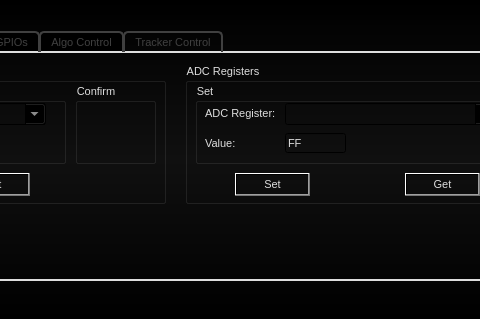
samanwaya-jena/EVAL-ADAL6110-16-GUI, file src/AWLQtDemo/awlqtdemo.ui: the form before one commit; both pictures show x 288 to 768 and y 0 to 319 of the 972 by 319 pixel window.
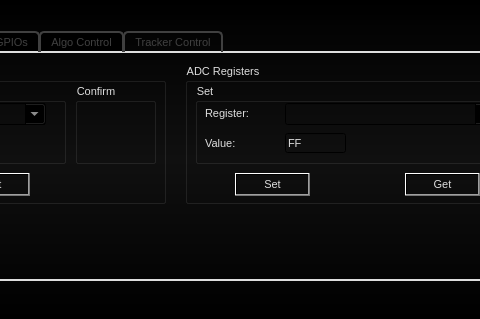
The form after the commit. Icons and pictures are not drawn.

Commit message: Renamed "ADC Register" to "Register"

The edit to the form file:
```diff
--- a/src/AWLQtDemo/awlqtdemo.ui
+++ b/src/AWLQtDemo/awlqtdemo.ui
@@ -3785,7 +3785,7 @@
              </rect>
             </property>
             <property name="text">
-             <string>ADC Register:</string>
+             <string>Register:</string>
             </property>
            </widget>
            <widget class="QLabel" name="registerADCValueSetLabel">
```
